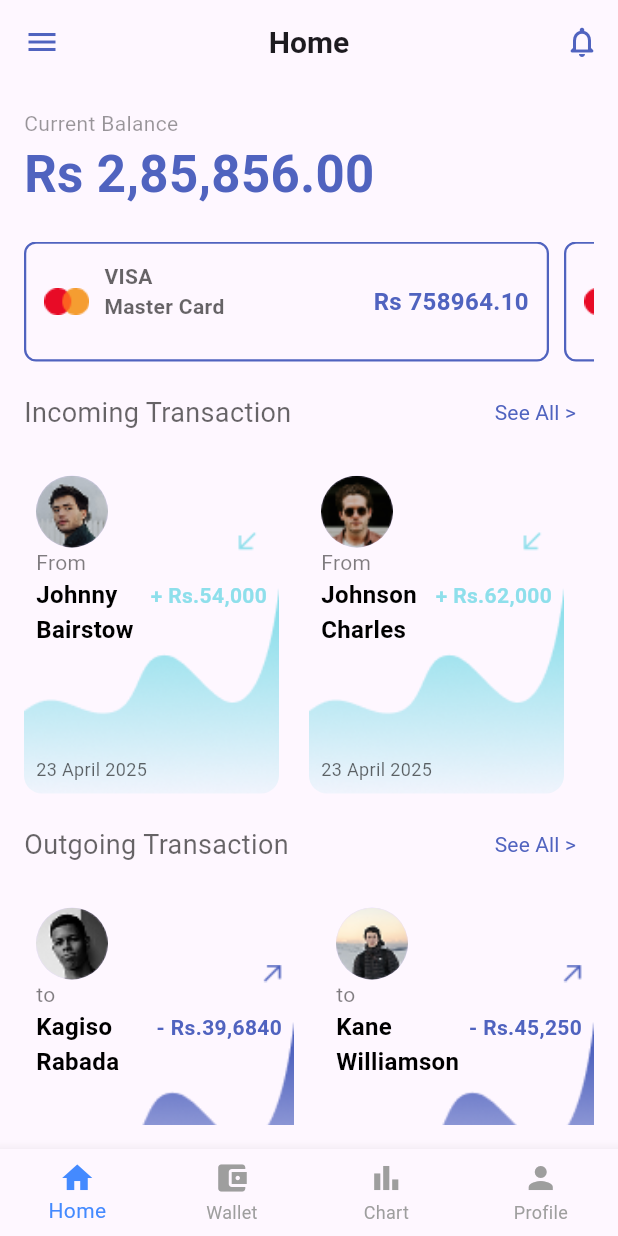
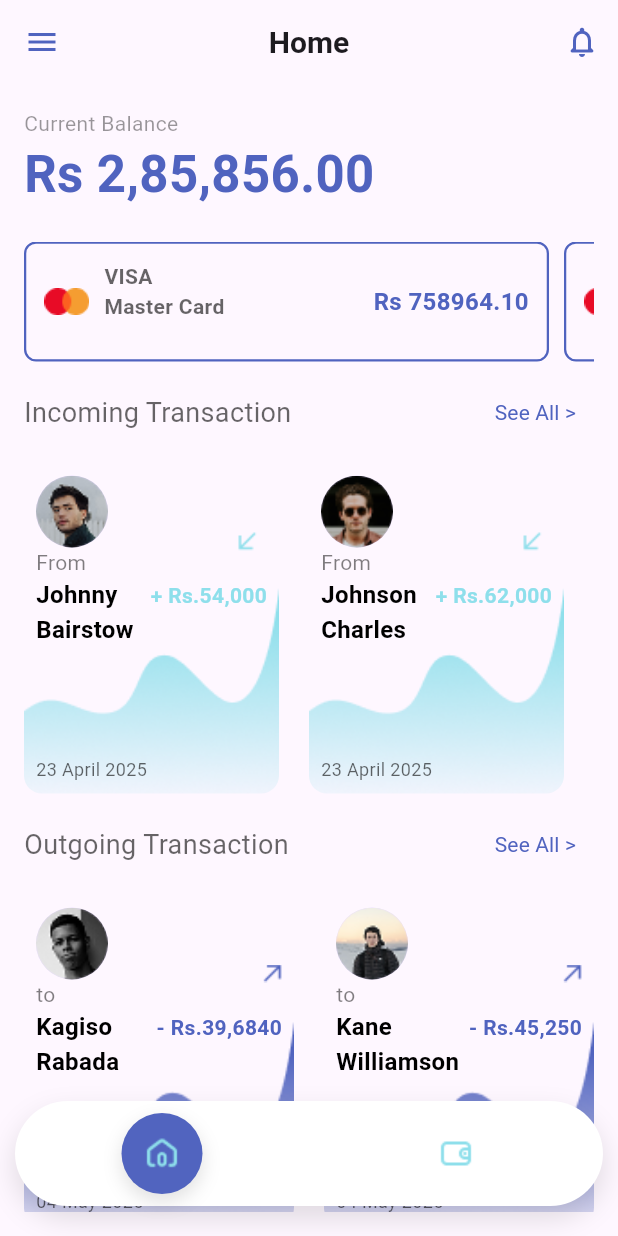
Before and after one commit to Zayahan-Hasan-Shah/Bank-Mobile-App, a Flutter app: the BottomNavigaationMain screen opened by its route, on a phone screen of 412 x 824 dp. Run offline on Flutter 3.47's test engine with Material 3 defaults, Android fonts, the phone set to English and light mode, and no system bars; our stand-ins replace connectivity_plus, device_info_plus, flutter_local_notifications, flutter_riverpod, google_fonts, image_picker and 3 more.

Commit message:
fix a little bit bottom navigation bar

```diff
--- a/bank_app_practice/lib/core/colors.dart
+++ b/bank_app_practice/lib/core/colors.dart
@@ -4,11 +4,13 @@ class ColorsPallete {
   static const backgroundColor = Colors.white;
   static const white = Colors.white;
   static const black = Colors.black;
-  static const titleColor = Color.fromRGBO(80, 99,191,1);
-  static const iconColor = Color.fromRGBO(80, 99,191,1);
-  static const buttonColor = Color.fromRGBO(80, 99,191,1);
-  static const errorColor = Color.fromRGBO(255,44,44,1);
+  static const titleColor = Color.fromRGBO(80, 99, 191, 1);
+  static const iconColor = Color.fromRGBO(80, 99, 191, 1);
+  static const buttonColor = Color.fromRGBO(80, 99, 191, 1);
+  static const errorColor = Color.fromRGBO(255, 44, 44, 1);
   static const dividerColor = Color(0xB1B1B1);
   static const googleSignupBgColor = Color(0xEEEEEE);
   static const incomingTransactionColor = Color(0xFF8EDFEB);
+  static const transparentColor = Colors.transparent;
+  static const activeIconColor = Color.fromRGBO(81, 100, 191, 1);
 }
--- a/bank_app_practice/lib/core/images.dart
+++ b/bank_app_practice/lib/core/images.dart
@@ -24,6 +24,15 @@ class ImageAssets {
   static const String incomingTransactionArrow = 'assets/icons/incomingTransactionArrow.png';
   static const String outgoingTransactionArrow = 'assets/icons/outgoingTransactionArrow.png';
 
+  static const String homeInActive = 'assets/icons/homeInActive.png';
+  static const String homeActive = 'assets/icons/homeActive.png';
+  static const String chartInActive = 'assets/icons/chartInActive.png';
+  static const String chartActive = 'assets/icons/chartActive.png';
+  static const String profileInActive = 'assets/icons/profileInActive.png';
+  static const String profileActive = 'assets/icons/profileActive.png';
+  static const String walletInActive = 'assets/icons/walletInActive.png';
+  static const String walletActive = 'assets/icons/walletActive.png';
+
   static const String homeScreenVector1 = 'assets/vectors/homeScreenVector1.png';
   static const String homeScreenVector2 = 'assets/vectors/homeScreenVector2.png';
 }
--- a/bank_app_practice/lib/views/dashboard/bottomNavigation/bottomNavigationMain.dart
+++ b/bank_app_practice/lib/views/dashboard/bottomNavigation/bottomNavigationMain.dart
@@ -17,9 +17,17 @@ class BottomNavigaationMain extends ConsumerWidget {
       CardDetails(),
     ];
 
-    return Scaffold(
-      body: screens[currentIndex],
-      bottomNavigationBar: BottomNavBar(),
+    return Stack(
+      children: [
+        Scaffold(
+          body: screens[currentIndex],
+          backgroundColor: Color(0xFFF9F7FB),
+        ),
+        Align(
+          alignment: Alignment.bottomCenter,
+          child: BottomNavBar(),
+        ),
+      ],
     );
   }
 }
--- a/bank_app_practice/lib/views/dashboard/bottomNavigation/widgets/bottomNavBar.dart
+++ b/bank_app_practice/lib/views/dashboard/bottomNavigation/widgets/bottomNavBar.dart
@@ -1,37 +1,68 @@
 import 'package:bank_app_practice/controllers/BottomNavigationController/bottomNavigationController.dart';
+import 'package:bank_app_practice/core/colors.dart';
+import 'package:bank_app_practice/core/images.dart';
 import 'package:flutter/material.dart';
 import 'package:flutter_riverpod/flutter_riverpod.dart';
-
 
 class BottomNavBar extends ConsumerWidget {
   Widget build(BuildContext context, WidgetRef ref) {
     final currentIndex = ref.watch(bottomNavProvider);
+    final size = MediaQuery.of(context).size;
 
-    return BottomNavigationBar(
-      currentIndex: currentIndex,
-      onTap: (index) => ref.read(bottomNavProvider.notifier).state = index,
-      type: BottomNavigationBarType.fixed,
-      selectedItemColor: Colors.blueAccent,
-      unselectedItemColor: Colors.grey,
-      showUnselectedLabels: true,
-      items: const [
-        BottomNavigationBarItem(
-          icon: Icon(Icons.home),
-          label: 'Home',
+    return Container(
+      margin: const EdgeInsets.symmetric(horizontal: 10, vertical: 20),
+      height: 70,
+      decoration: BoxDecoration(
+        color: Colors.white,
+        borderRadius: BorderRadius.circular(35),
+        boxShadow: [
+          BoxShadow(
+            color: Colors.black12,
+            blurRadius: 15,
+            offset: const Offset(0, 8),
+          ),
+        ],
+      ),
+      child: Row(
+        mainAxisAlignment: MainAxisAlignment.spaceAround,
+        children: [
+          _buildNavItem(context, ref, 0, ImageAssets.homeInActive,
+              ImageAssets.homeActive, currentIndex == 0),
+          _buildNavItem(context, ref, 1, ImageAssets.walletActive,
+              ImageAssets.walletInActive, currentIndex == 1),
+          // _buildNavItem(context, ref, 2, ImageAssets.chartInActive,
+          //     ImageAssets.chartActive, currentIndex == 2),
+          // _buildNavItem(context, ref, 3, ImageAssets.profileInActive,
+          //     ImageAssets.profileActive, currentIndex == 3),
+        ],
+      ),
+    );
+  }
+
+  Widget _buildNavItem(BuildContext context, WidgetRef ref, int index,
+      String activeImage, String inActiveImage, bool isSelected) {
+    return GestureDetector(
+      onTap: () => ref.read(bottomNavProvider.notifier).state = index,
+      child: Container(
+        padding: const EdgeInsets.all(12),
+        decoration: BoxDecoration(
+          color:
+              isSelected ? ColorsPallete.activeIconColor : Colors.transparent,
+          shape: isSelected ? BoxShape.rectangle : BoxShape.circle,
+          borderRadius: isSelected ? BorderRadius.circular(30) : null,
+          boxShadow: isSelected
+              ? [
+                  BoxShadow(
+                    color: Colors.black12,
+                    blurRadius: 10,
+                    offset: Offset(0, 5),
+                  )
+                ]
+              : null,
         ),
-        BottomNavigationBarItem(
-          icon: Icon(Icons.account_balance_wallet),
-          label: 'Wallet',
-        ),
-        BottomNavigationBarItem(
-          icon: Icon(Icons.bar_chart),
-          label: 'Chart',
-        ),
-        BottomNavigationBarItem(
-          icon: Icon(Icons.person),
-          label: 'Profile',
-        ),
-      ],
+        child:
+            Image.asset(isSelected ? activeImage : inActiveImage, height: 30),
+      ),
     );
   }
 }
```
Also changed, not shown: bank_app_practice/assets/icons/chartActive.png, bank_app_practice/assets/icons/chartInActive.png, bank_app_practice/assets/icons/homeActive.png, bank_app_practice/assets/icons/homeInActive.png, bank_app_practice/assets/icons/profileActive.png, bank_app_practice/assets/icons/profileInActive.png, bank_app_practice/assets/icons/walletActive.png, bank_app_practice/assets/icons/walletInActive.png.
